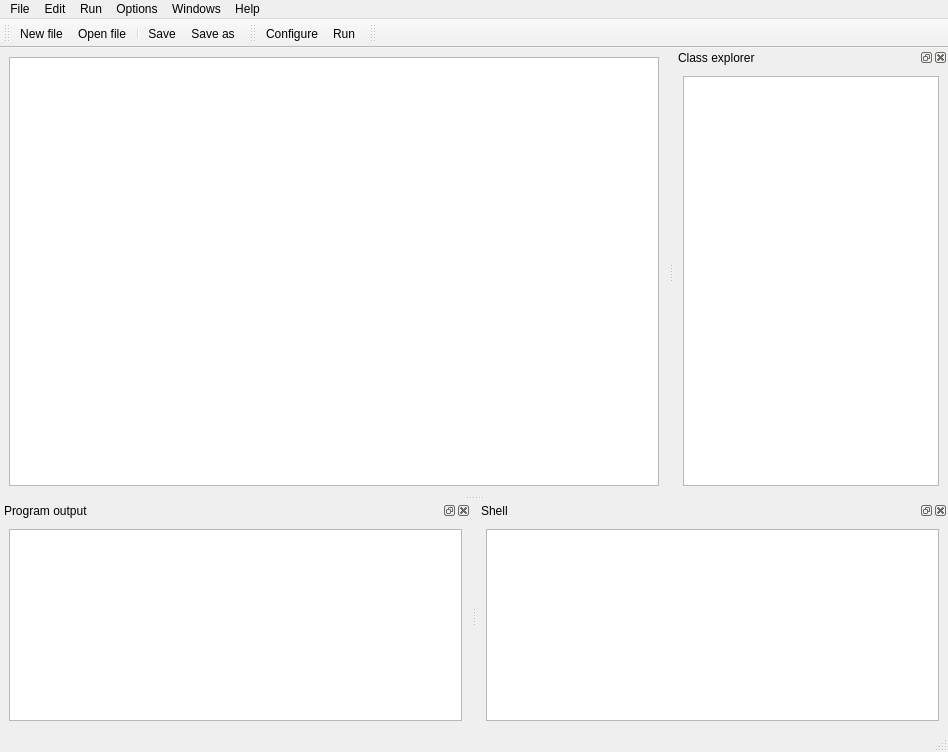
Above: forms/win_script.ui from merbst/QIdle before the change. Below: the same form after it.
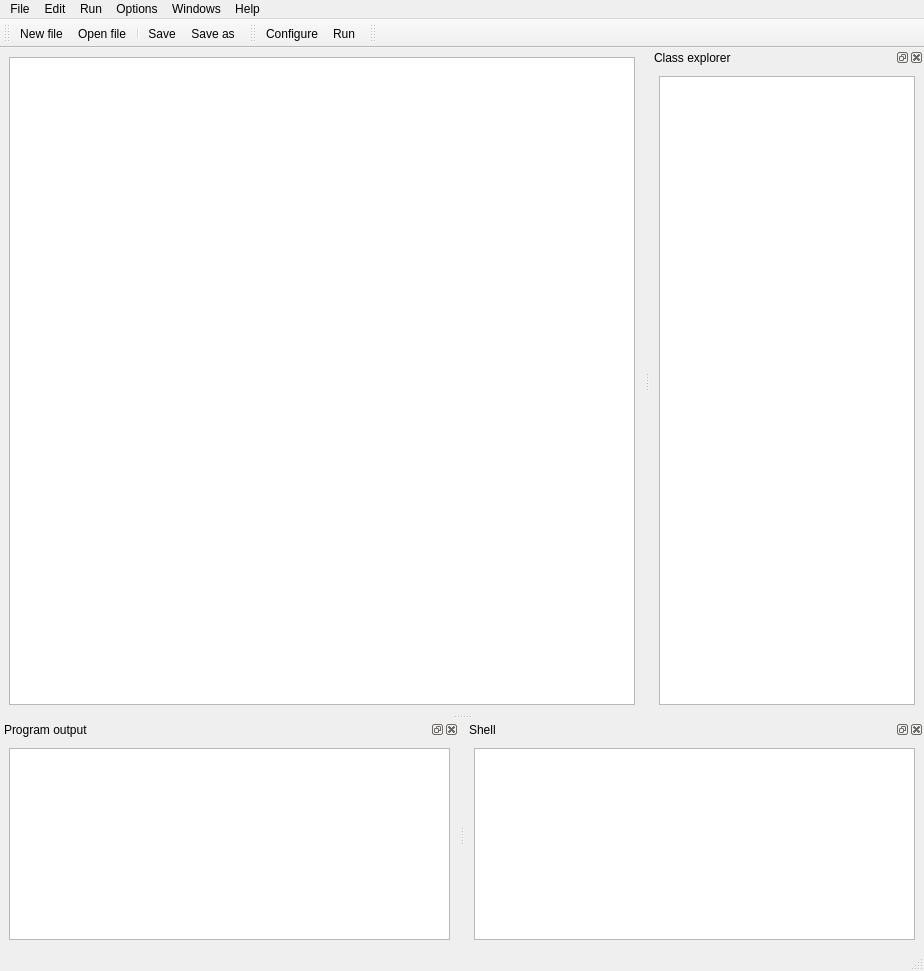
That is the form after the change. Icons and pictures are not drawn. Custom widgets are drawn as their Qt base class.

Commit message: Add status bar labels

Patch:
```diff
--- a/forms/win_script.ui
+++ b/forms/win_script.ui
@@ -6,8 +6,8 @@
    <rect>
     <x>0</x>
     <y>0</y>
-    <width>948</width>
-    <height>752</height>
+    <width>924</width>
+    <height>971</height>
    </rect>
   </property>
   <property name="windowTitle">
@@ -84,7 +84,7 @@
     <rect>
      <x>0</x>
      <y>0</y>
-     <width>948</width>
+     <width>924</width>
      <height>27</height>
     </rect>
    </property>
```
The commit also changes 4 other files.
